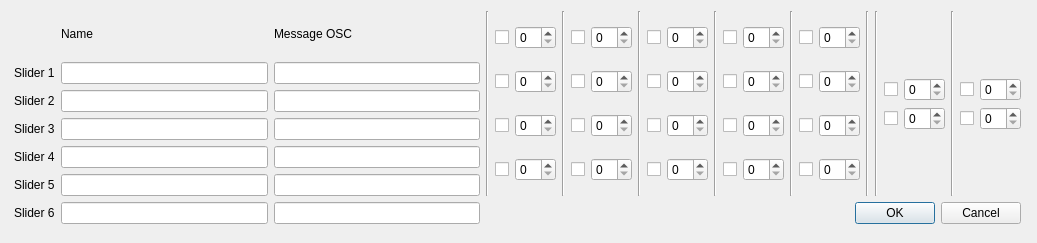
Qt form dialogno.ui (Pancho63/LedControl2) before a commit.
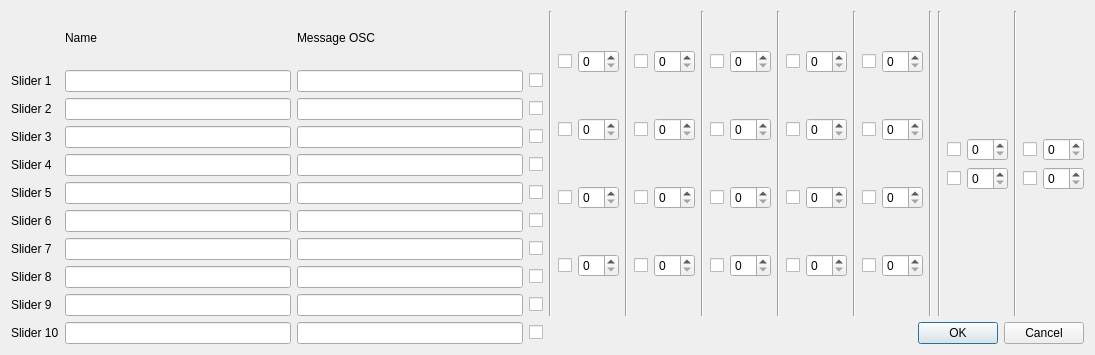
The same form after that commit.

```diff
--- a/dialogno.ui
+++ b/dialogno.ui
@@ -6,22 +6,13 @@
    <rect>
     <x>0</x>
     <y>0</y>
-    <width>1037</width>
-    <height>243</height>
+    <width>1095</width>
+    <height>355</height>
    </rect>
   </property>
   <property name="windowTitle">
    <string>Dialog</string>
   </property>
-  <widget class="QWidget" name="">
-   <property name="geometry">
-    <rect>
-     <x>14</x>
-     <y>11</y>
-     <width>1007</width>
-     <height>213</height>
-    </rect>
-   </property>
    <layout class="QGridLayout" name="gridLayout_10">
     <item row="0" column="0" rowspan="2">
      <layout class="QGridLayout" name="gridLayout">
@@ -50,7 +41,14 @@
        <widget class="QLineEdit" name="lineEdit_7"/>
       </item>
       <item row="1" column="2">
-       <widget class="QLineEdit" name="lineEdit"/>
+      <widget class="QLineEdit" name="lineEditN1"/>
+     </item>
+     <item row="1" column="3">
+      <widget class="QCheckBox" name="checkBoxS1">
+       <property name="text">
+        <string/>
+       </property>
+      </widget>
       </item>
       <item row="2" column="0">
        <widget class="QLabel" name="label_2">
@@ -63,7 +61,14 @@
        <widget class="QLineEdit" name="lineEdit_8"/>
       </item>
       <item row="2" column="2">
-       <widget class="QLineEdit" name="lineEdit_2"/>
+      <widget class="QLineEdit" name="lineEditN2"/>
+     </item>
+     <item row="2" column="3">
+      <widget class="QCheckBox" name="checkBoxS2">
+       <property name="text">
+        <string/>
+       </property>
+      </widget>
       </item>
       <item row="3" column="0">
        <widget class="QLabel" name="label_3">
@@ -76,7 +81,14 @@
        <widget class="QLineEdit" name="lineEdit_9"/>
       </item>
       <item row="3" column="2">
-       <widget class="QLineEdit" name="lineEdit_3"/>
+      <widget class="QLineEdit" name="lineEditN3"/>
+     </item>
+     <item row="3" column="3">
+      <widget class="QCheckBox" name="checkBoxS3">
+       <property name="text">
+        <string/>
+       </property>
+      </widget>
       </item>
       <item row="4" column="0">
        <widget class="QLabel" name="label_4">
@@ -89,7 +101,14 @@
        <widget class="QLineEdit" name="lineEdit_10"/>
       </item>
       <item row="4" column="2">
-       <widget class="QLineEdit" name="lineEdit_4"/>
+      <widget class="QLineEdit" name="lineEditN4"/>
+     </item>
+     <item row="4" column="3">
+      <widget class="QCheckBox" name="checkBoxS4">
+       <property name="text">
+        <string/>
+       </property>
+      </widget>
       </item>
       <item row="5" column="0">
        <widget class="QLabel" name="label_5">
@@ -102,7 +121,14 @@
        <widget class="QLineEdit" name="lineEdit_11"/>
       </item>
       <item row="5" column="2">
-       <widget class="QLineEdit" name="lineEdit_5"/>
+      <widget class="QLineEdit" name="lineEditN5"/>
+     </item>
+     <item row="5" column="3">
+      <widget class="QCheckBox" name="checkBoxS5">
+       <property name="text">
+        <string/>
+       </property>
+      </widget>
       </item>
       <item row="6" column="0">
        <widget class="QLabel" name="label_6">
@@ -115,7 +141,94 @@
        <widget class="QLineEdit" name="lineEdit_12"/>
       </item>
       <item row="6" column="2">
-       <widget class="QLineEdit" name="lineEdit_6"/>
+      <widget class="QLineEdit" name="lineEditN6"/>
+     </item>
+     <item row="6" column="3">
+      <widget class="QCheckBox" name="checkBoxS6">
+       <property name="text">
+        <string/>
+       </property>
+      </widget>
+     </item>
+     <item row="7" column="0">
+      <widget class="QLabel" name="label_12">
+       <property name="text">
+        <string>Slider 7</string>
+       </property>
+      </widget>
+     </item>
+     <item row="7" column="1">
+      <widget class="QLineEdit" name="lineEditT7"/>
+     </item>
+     <item row="7" column="2">
+      <widget class="QLineEdit" name="lineEditN7"/>
+     </item>
+     <item row="7" column="3">
+      <widget class="QCheckBox" name="checkBoxS7">
+       <property name="text">
+        <string/>
+       </property>
+      </widget>
+     </item>
+     <item row="8" column="0">
+      <widget class="QLabel" name="label_10">
+       <property name="text">
+        <string>Slider 8</string>
+       </property>
+      </widget>
+     </item>
+     <item row="8" column="1">
+      <widget class="QLineEdit" name="lineEditT8"/>
+     </item>
+     <item row="8" column="2">
+      <widget class="QLineEdit" name="lineEditN8"/>
+     </item>
+     <item row="8" column="3">
+      <widget class="QCheckBox" name="checkBoxS8">
+       <property name="text">
+        <string/>
+       </property>
+      </widget>
+     </item>
+     <item row="9" column="0">
+      <widget class="QLabel" name="label_11">
+       <property name="text">
+        <string>Slider 9</string>
+       </property>
+      </widget>
+     </item>
+     <item row="9" column="1">
+      <widget class="QLineEdit" name="lineEditT9"/>
+     </item>
+     <item row="9" column="2">
+      <widget class="QLineEdit" name="lineEditN9"/>
+     </item>
+     <item row="9" column="3">
+      <widget class="QCheckBox" name="checkBoxS9">
+       <property name="text">
+        <string/>
+       </property>
+      </widget>
+     </item>
+     <item row="10" column="0">
+      <widget class="QLabel" name="label_9">
+       <property name="text">
+        <string>Slider 10</string>
+       </property>
+      </widget>
+     </item>
+     <item row="10" column="1">
+      <widget class="QLineEdit" name="lineEditT10"/>
+     </item>
+     <item row="10" column="2">
+      <widget class="QLineEdit" name="lineEditN10"/>
+     </item>
+     <item row="10" column="3">
+      <widget class="QCheckBox" name="checkBoxS10">
+       <property name="text">
+        <string/>
+       </property>
+      </widget>
       </item>
      </layout>
     </item>
@@ -510,7 +623,6 @@
      </widget>
     </item>
    </layout>
-  </widget>
  </widget>
  <resources/>
  <connections>
```
Left out of the diff: 12 changed lines with no effect on the pictures. Lines whose indentation alone changed are shown as unchanged.
